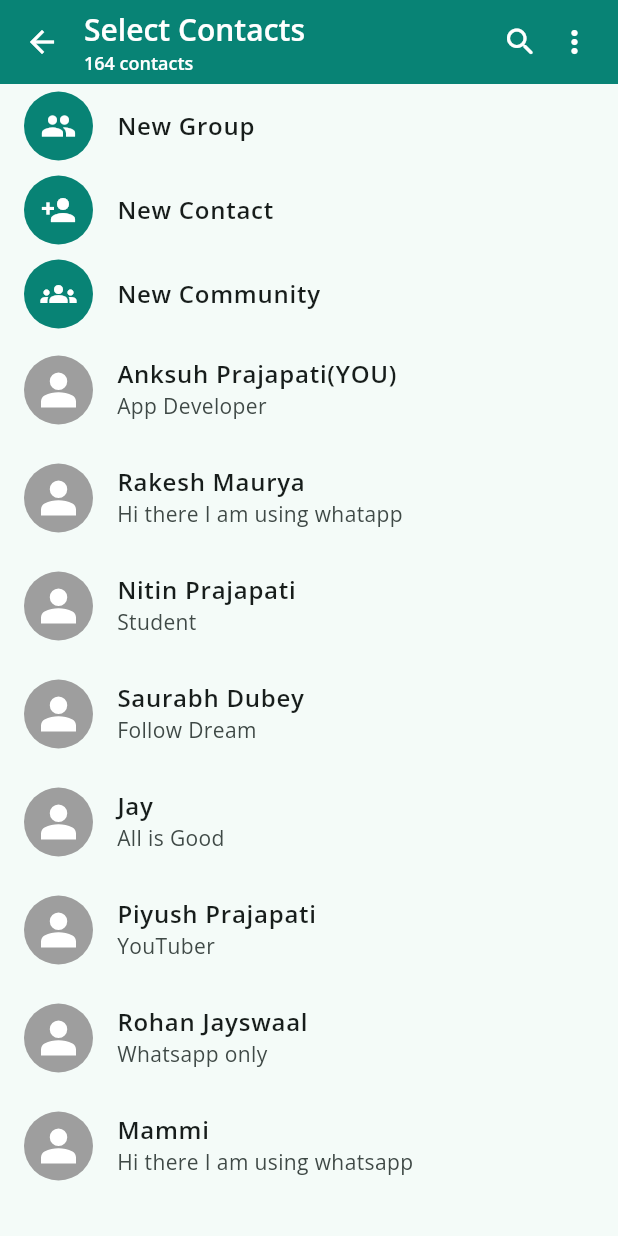
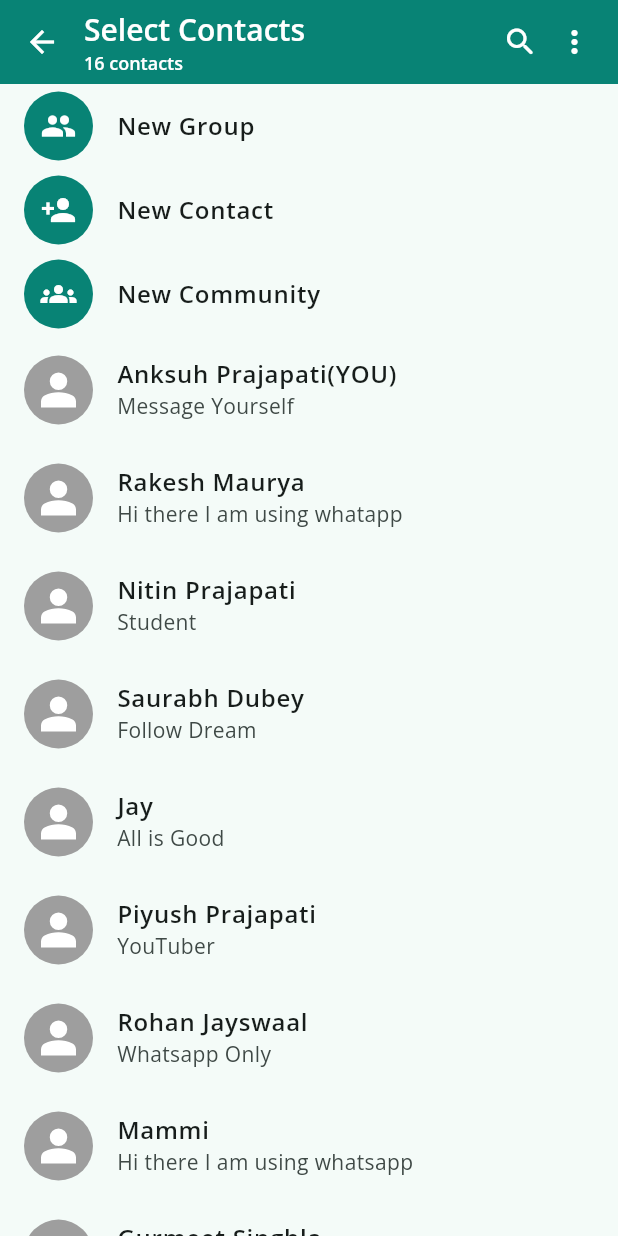
Before and after one commit to Ankush1200/whatsapp_clone, a Flutter app: the SelectContacts screen opened directly, on a phone screen of 412 x 824 dp. Run offline on Flutter 3.47's test engine with Material 3 defaults, Android fonts, the phone set to English and light mode, and no system bars; our stand-ins replace emoji_picker_flutter, flutter_svg, get.

```diff
--- a/lib/screens/Select_contacts.dart
+++ b/lib/screens/Select_contacts.dart
@@ -13,46 +13,22 @@ class SelectContacts extends StatefulWidget {
 
 class _SelectContactsState extends State<SelectContacts> {
   List<ChatModel> contacts = [
-    ChatModel(
-      name: "Anksuh Prajapati(YOU)",
-      icon: "assets/icons/person.svg",
-      status: "App Developer",
-    ),
-    ChatModel(
-      name: "Rakesh Maurya",
-      icon: "assets/icons/person.svg",
-      status: "Hi there I am using whatapp",
-    ),
-    ChatModel(
-      name: "Nitin Prajapati",
-      icon: "assets/icons/person.svg",
-      status: "Student",
-    ),
-    ChatModel(
-      name: "Saurabh Dubey",
-      icon: "assets/icons/person.svg",
-      status: "Follow Dream",
-    ),
-    ChatModel(
-      name: "Jay",
-      icon: "assets/icons/person.svg",
-      status: "All is Good",
-    ),
-    ChatModel(
-      name: "Piyush Prajapati",
-      icon: "assets/icons/person.svg",
-      status: "YouTuber",
-    ),
-    ChatModel(
-      name: "Rohan Jayswaal",
-      icon: "assets/icons/person.svg",
-      status: "Whatsapp only",
-    ),
-    ChatModel(
-      name: "Mammi",
-      icon: "assets/icons/person.svg",
-      status: "Hi there I am using whatsapp",
-    ),
+    ChatModel(name: "Anksuh Prajapati(YOU)",icon: "assets/icons/person.svg",status: "Message Yourself",),
+    ChatModel(name: "Rakesh Maurya",icon: "assets/icons/person.svg",status: "Hi there I am using whatapp",),
+    ChatModel(name: "Nitin Prajapati",icon: "assets/icons/person.svg",status: "Student",),
+    ChatModel(name: "Saurabh Dubey",icon: "assets/icons/person.svg",status: "Follow Dream",),
+    ChatModel(name: "Jay",icon: "assets/icons/person.svg",status: "All is Good",),
+    ChatModel(name: "Piyush Prajapati",icon: "assets/icons/person.svg",status: "YouTuber",),
+    ChatModel(name: "Rohan Jayswaal",icon: "assets/icons/person.svg",status: "Whatsapp Only",),
+    ChatModel(name: "Mammi",icon: "assets/icons/person.svg",status: "Hi there I am using whatsapp",),
+    ChatModel(name: "Gurmeet Singhla",icon: "assets/icons/person.svg",status: "App Developer",),
+    ChatModel(name: "Vedant Singh",icon: "assets/icons/person.svg",status: "Hi there I am using whatapp",),
+    ChatModel(name: "Nishant Prajapati",icon: "assets/icons/person.svg",status: "Student",),
+    ChatModel(name: "Yash Jayswaal Dubey",icon: "assets/icons/person.svg",status: "At TCS",),
+    ChatModel(name: "Raj Yadav",icon: "assets/icons/person.svg",status: "Whatsapp Only",),
+    ChatModel(name: "Raunak Prajapati",icon: "assets/icons/person.svg",status: "At Home",),
+    ChatModel(name: "Aman Mishra",icon: "assets/icons/person.svg",status: "At Home",),
+    ChatModel(name: "Kushagra Gupta",icon: "assets/icons/person.svg",status: "Flutter Developer",),
   ];
 
   @override
@@ -65,7 +41,7 @@ class _SelectContactsState extends State<SelectContacts> {
             children: [
               Text("Select Contacts"),
               Text(
-                "164 contacts",
+                "16 contacts",
                 style: TextStyle(fontSize: 12),
               )
             ],
```
